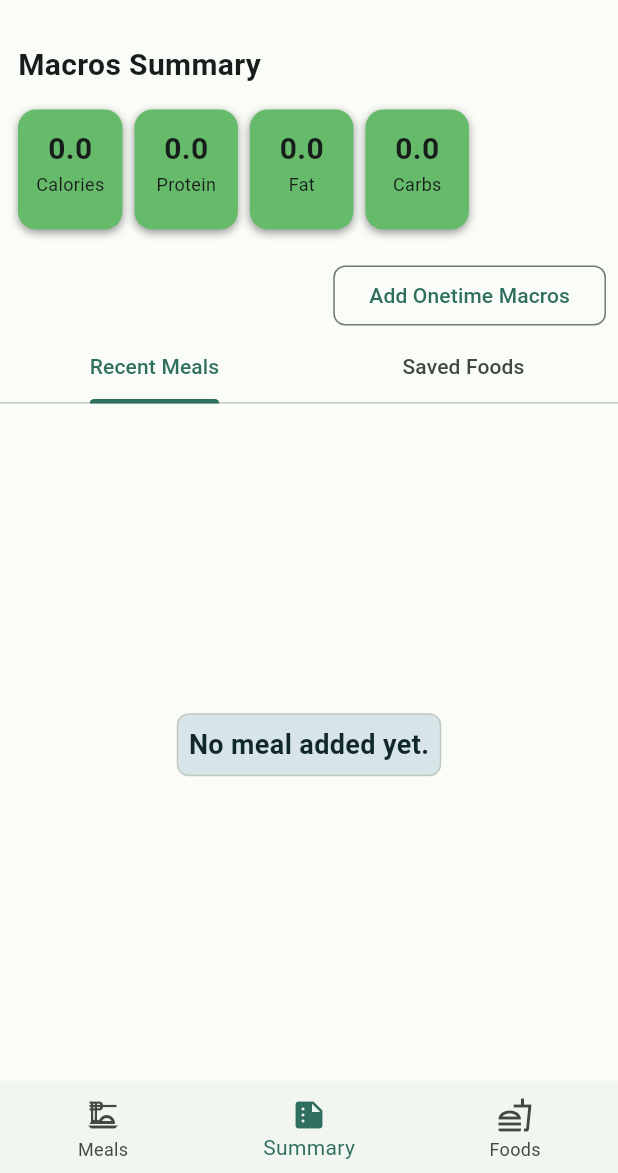
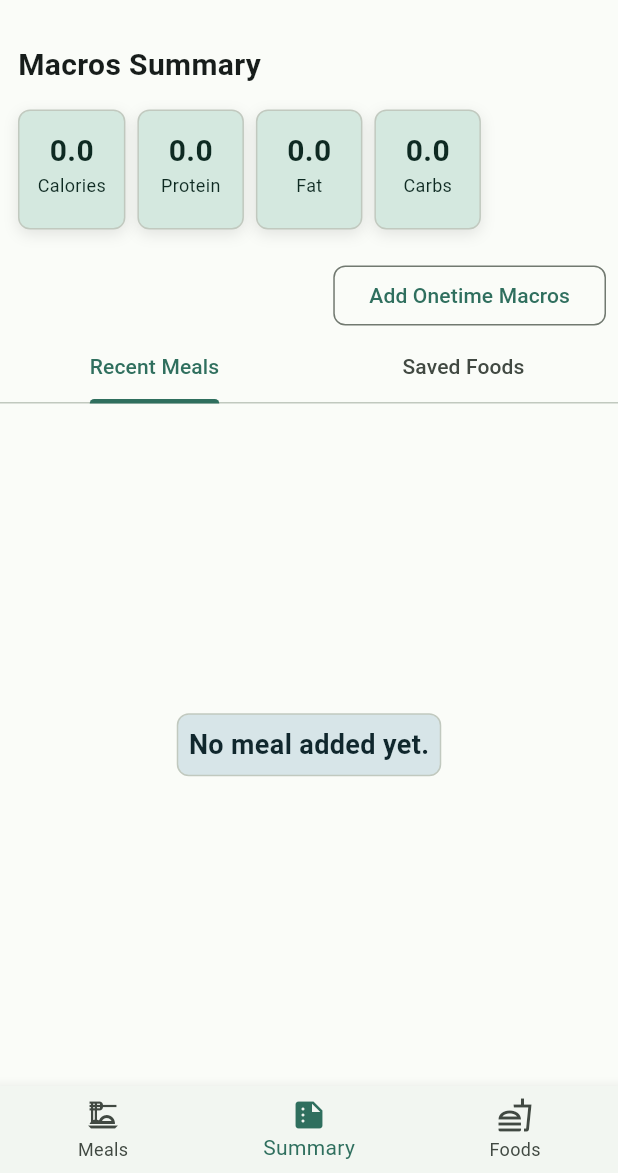
Before and after one commit to ashishtandon2000/macro_diary, a Flutter app: the screen it shows after launch, on a phone screen of 412 x 824 dp, the part 63-1236 px from its top. Run offline on Flutter 3.47's test engine with Material 3 defaults, Android fonts, the phone set to English and light mode, and no system bars; our stand-ins replace flutter_riverpod, isar; accounts and stored records are empty; generated files the repository leaves out were written again.

Commit message:
Update color scheme

```diff
--- a/lib/features/dashboard/presentation/view/widgets/summary_view.dart
+++ b/lib/features/dashboard/presentation/view/widgets/summary_view.dart
@@ -70,17 +70,20 @@ class _SummaryBlock extends StatelessWidget {
 
   @override
   Widget build(BuildContext context) {
+    final colorScheme = Theme.of(context).colorScheme;
+
     return Container(
       decoration: BoxDecoration(
-        boxShadow: const [
+        boxShadow: [
           BoxShadow(
-            color: Colors.black38,
-            blurRadius: 4,
-            offset: Offset(0, 2),
+            color: colorScheme.shadow.withValues(alpha: 0.10),
+            blurRadius: 8,
+            offset: const Offset(0, 3),
           ),
         ],
-        color: Colors.green.shade400,
-        borderRadius: BorderRadius.circular(12),
+        color: colorScheme.primaryContainer,
+        border: Border.all(color: colorScheme.outlineVariant),
+        borderRadius: BorderRadius.circular(8),
       ),
       padding: const EdgeInsets.all(12),
       margin: const EdgeInsets.symmetric(horizontal: 4),
@@ -90,14 +93,18 @@ class _SummaryBlock extends StatelessWidget {
           children: [
             Text(
               "$amount",
-              style: const TextStyle(
+              style: TextStyle(
+                color: colorScheme.onPrimaryContainer,
                 fontSize: 20,
                 fontWeight: FontWeight.bold,
               ),
             ),
             Text(
               title,
-              style: const TextStyle(fontSize: 12),
+              style: TextStyle(
+                color: colorScheme.onPrimaryContainer,
+                fontSize: 12,
+              ),
             ),
           ],
         ),
```
